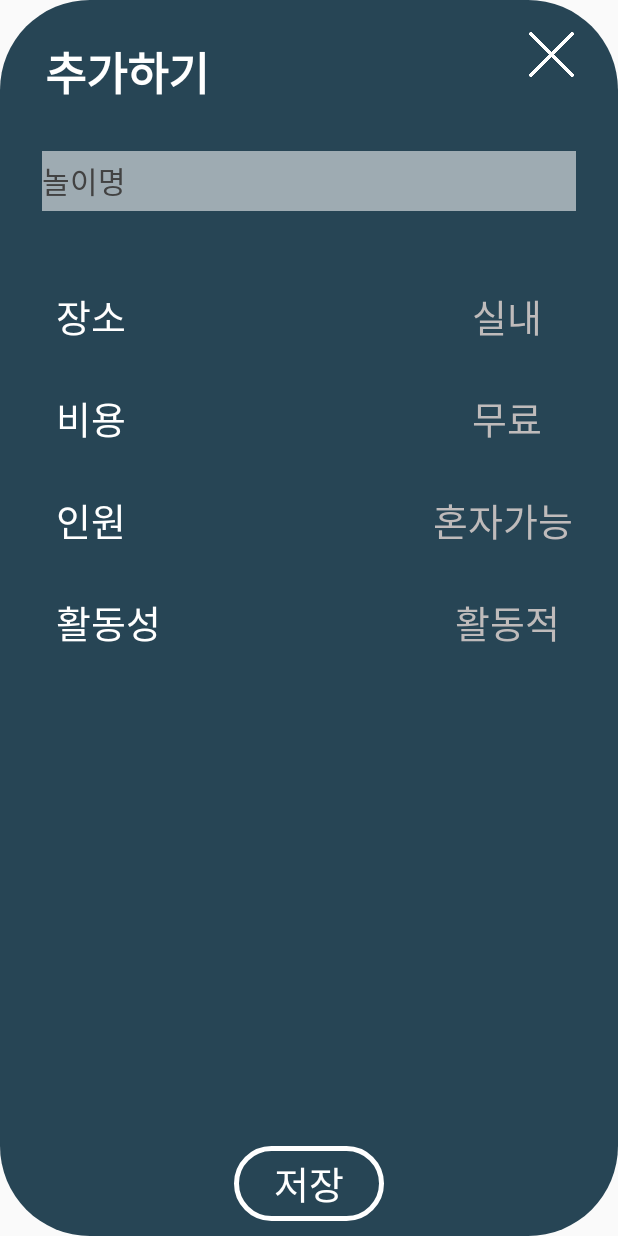
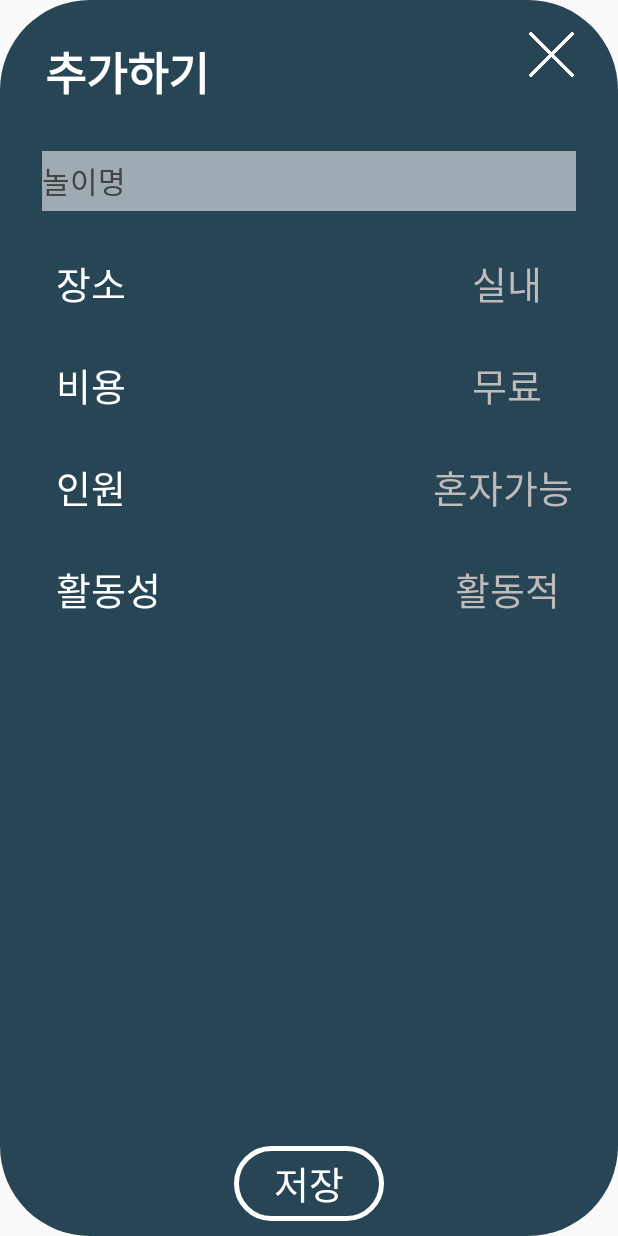
Before and after one commit to hololee/PLAY_APP, an Android app: the layout add_popup_layout.xml on its own in the app's theme, with its tools: preview values and no code run, on a phone screen of 412 x 824 dp. Run offline under Robolectric (Android 15) with nearby library versions, the phone set to English and light mode, and no system bars.

Commit message:
추가창 수정

```diff
--- a/app/src/main/res/layout/add_popup_layout.xml
+++ b/app/src/main/res/layout/add_popup_layout.xml
@@ -54,10 +54,9 @@
         android:layout_height="40dp"
         android:layout_below="@id/add_playname"
         android:layout_marginStart="37dp"
-        android:layout_marginTop="50dp"
+        android:layout_marginTop="28dp"
         android:fontFamily="@font/system_font"
         android:gravity="center_vertical"
-
         android:text="장소"
         android:textColor="#ffffff"
         android:textSize="25sp" />
@@ -68,7 +67,7 @@
         android:layout_height="40dp"
         android:layout_below="@id/add_playname"
         android:layout_alignParentRight="true"
-        android:layout_marginTop="50dp"
+        android:layout_alignTop="@id/place"
         android:layout_marginRight="30dp"
         android:background="#00ff0000"
         android:fontFamily="@font/system_font"
```
